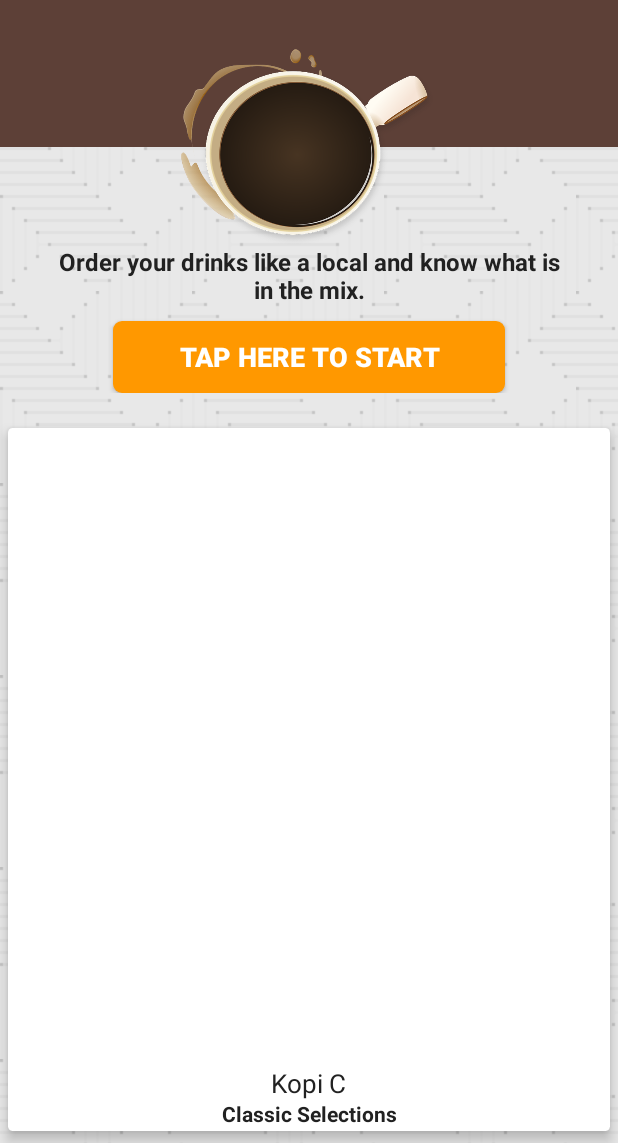
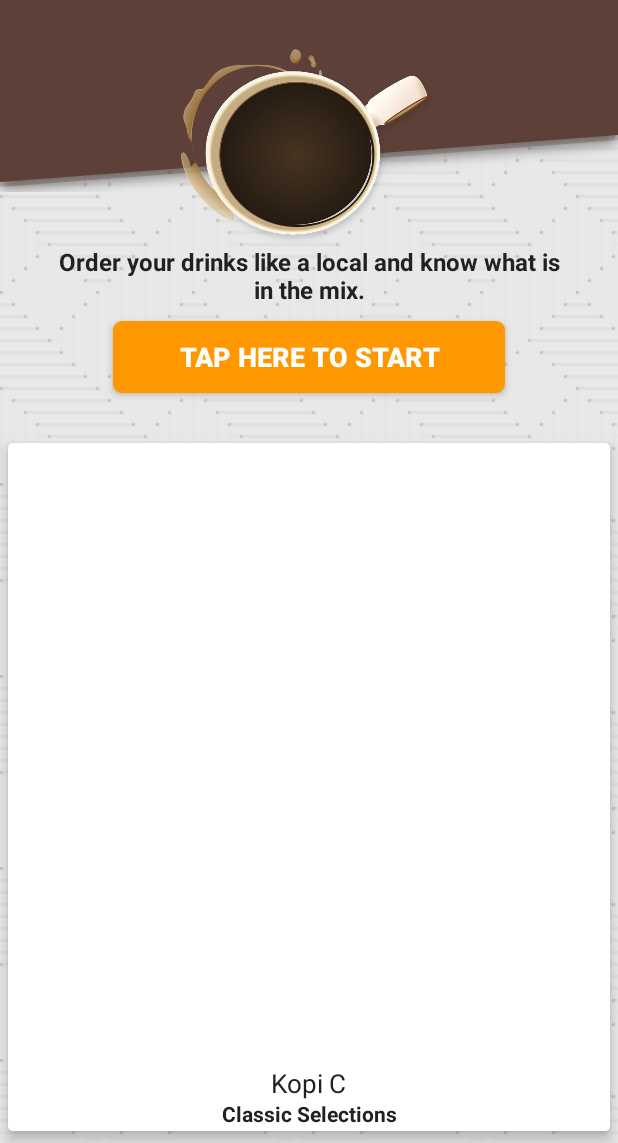
Before and after one commit to bundeeteddee/KopiAddict, an Android app: the layout fragment_dashboard.xml on its own in the app's theme, with its tools: preview values and no code run, on a phone screen of 412 x 824 dp, the part 93-1236 px from its top. Run offline under Robolectric (Android 15) with nearby library versions, the phone set to English and light mode, and no system bars.

Commit message:
New custom slanted view with different modes, proper transition between fragments

```diff
--- a/app/src/main/java/com/tinytinybites/android/kopiaddict/activity/DrinkControlNavigation.java
+++ b/app/src/main/java/com/tinytinybites/android/kopiaddict/activity/DrinkControlNavigation.java
@@ -1,5 +1,6 @@
 package com.tinytinybites.android.kopiaddict.activity;
 
+import android.support.v4.app.Fragment;
 import android.view.View;
 
 /**
@@ -8,8 +9,8 @@ import android.view.View;
 
 public interface DrinkControlNavigation {
 
-    void OnShowDrinkDetails(String drinkId, View topPanel, View background);
-    void OnStartDrinkMaking(View background);
+    void OnShowDrinkDetails(Fragment originFragment, String drinkId, View topPanel);
+    void OnStartDrinkMaking(Fragment originFragment, View topPanel);
     void OnBackPressed();
 
 }
--- a/app/src/main/java/com/tinytinybites/android/kopiaddict/fragment/DrinkMakerFragment.java
+++ b/app/src/main/java/com/tinytinybites/android/kopiaddict/fragment/DrinkMakerFragment.java
@@ -290,9 +290,7 @@ public class DrinkMakerFragment extends Fragment implements View.OnClickListener
                 public void onSuccess() {
                     Log.e(TAG, "onSuccess >>> "+ mDrinkMakerViewModel.getDrink().getId());
                     //Move to details ui
-                    ((DrinkControlNavigation)getActivity()).OnShowDrinkDetails(mDrinkMakerViewModel.getDrink().getId(),
-                            null,
-                            mBinding.mainBackground);
+                    ((DrinkControlNavigation)getActivity()).OnShowDrinkDetails(DrinkMakerFragment.this, mDrinkMakerViewModel.getDrink().getId(), null);
                 }
             }, new Realm.Transaction.OnError() {
                 @Override
--- /dev/null
+++ b/app/src/main/java/com/tinytinybites/android/kopiaddict/view/SlantedView.java
@@ -0,0 +1,161 @@
+package com.tinytinybites.android.kopiaddict.view;
+
+import android.annotation.TargetApi;
+import android.content.Context;
+import android.content.res.TypedArray;
+import android.graphics.Canvas;
+import android.graphics.Color;
+import android.graphics.Paint;
+import android.graphics.Path;
+import android.os.Build;
+import android.support.annotation.ColorInt;
+import android.util.AttributeSet;
+import android.util.DisplayMetrics;
+import android.util.TypedValue;
+import android.view.View;
+
+import com.tinytinybites.android.kopiaddict.R;
+
+/**
+ * Created by bundee on 11/30/16.
+ */
+
+public class SlantedView extends View {
+    //Tag
+    private static final String TAG = SlantedView.class.getSimpleName();
+
+    //MODES Available
+    private static final int MODE_SLANT_DOWN_FILL_TOP = 1;
+    private static final int MODE_SLANT_UP_FILL_TOP = 2;
+    private static final int MODE_SLANT_DOWN_FILL_BOTTOM = 3;
+    private static final int MODE_SLANT_UP_FILL_BOTTOM = 4;
+
+    //Defaults
+    //private static final int DEFAULT_BACKGROUND =
+
+    //Variables
+    private Paint mPaint;
+    private Path mPath;
+    private int mMode;
+    private @ColorInt int mSlantedBackgroundColor;
+    private float mShadowRadius;
+    private @ColorInt int mShadowColor;
+    private float mShadowDy;
+    private float mShadowOffset;
+    private float mSlantRatio;
+
+    public SlantedView(Context context) {
+        super(context);
+    }
+
+    /**
+     * Constructor
+     * @param context
+     * @param attrs
+     */
+    public SlantedView(Context context, AttributeSet attrs) {
+        this(context, attrs, -1);
+    }
+
+    public SlantedView(Context context, AttributeSet attrs, int defStyleAttr) {
+        super(context, attrs, defStyleAttr);
+        init(attrs);
+    }
+
+    @TargetApi(Build.VERSION_CODES.LOLLIPOP)
+    public SlantedView(Context context, AttributeSet attrs, int defStyleAttr, int defStyleRes) {
+        super(context, attrs, defStyleAttr, defStyleRes);
+        init(attrs);
+    }
+
+    /**
+     * Initialize required objects
+     * @param attrs
+     */
+    public void init(AttributeSet attrs) {
+        //Get attributes first
+        TypedArray array = getContext().getTheme().obtainStyledAttributes(
+                attrs,
+                R.styleable.SlantedView,
+                0, 0);
+
+        //Retrieve whatever we can from layout attributes
+        mSlantedBackgroundColor = array.getColor(R.styleable.SlantedView_backgroundColor, Color.TRANSPARENT);
+        mSlantRatio = array.getFraction(R.styleable.SlantedView_slantRatio, 1, 1, 0.5f);
+        if(array.getBoolean(R.styleable.SlantedView_hasShadow, false)){
+            mShadowRadius = array.getFloat(R.styleable.SlantedView_shadowRadius, 0f);
+            mShadowColor = array.getColor(R.styleable.SlantedView_shadowColor, 0x66000000);
+            mShadowDy = array.getFloat(R.styleable.SlantedView_shadowDy, 0f);
+        }
+        mMode = array.getInt(R.styleable.SlantedView_slantMode, MODE_SLANT_DOWN_FILL_TOP);
+        array.recycle();
+
+        //Setup paint object
+        mPaint = new Paint(Paint.ANTI_ALIAS_FLAG);
+        mPaint.setStyle(Paint.Style.FILL_AND_STROKE);
+        mPaint.setColor(mSlantedBackgroundColor);
+
+        //Setup shadow if there is
+        if(mShadowRadius > 0f) {
+            DisplayMetrics dm = getContext().getResources().getDisplayMetrics();
+            mShadowOffset = TypedValue.applyDimension(TypedValue.COMPLEX_UNIT_PX, mShadowRadius, dm);
+            if(mMode == MODE_SLANT_DOWN_FILL_BOTTOM || mMode == MODE_SLANT_UP_FILL_BOTTOM){
+                mPaint.setShadowLayer(mShadowRadius, 0, -Math.abs(mShadowDy), mShadowColor);
+            }else {
+                mPaint.setShadowLayer(mShadowRadius, 0, mShadowDy, mShadowColor);
+            }
+        }
+
+        //Ref: http://stackoverflow.com/a/3723654/377844
+        setLayerType(LAYER_TYPE_SOFTWARE, mPaint);
+
+
+
+    }
+
+    @Override
+    protected void onDraw(Canvas canvas) {
+        int w = getWidth(), h = getHeight();
+
+        mPath = new Path();
+        mPath.setFillType(Path.FillType.EVEN_ODD);
+
+        //Depending on mode, path is different
+        switch (mMode){
+            case MODE_SLANT_DOWN_FILL_BOTTOM:{
+                mPath.moveTo(0, mShadowOffset);
+                mPath.lineTo(0,h);
+                mPath.lineTo(w,h);
+                mPath.lineTo(w,h*(1- mSlantRatio));
+                mPath.close();
+                break;
+            }
+            case MODE_SLANT_DOWN_FILL_TOP:{
+                mPath.moveTo(0,0);
+                mPath.lineTo(0,h * mSlantRatio);
+                mPath.lineTo(w,h - mShadowOffset);
+                mPath.lineTo(w,0);
+                mPath.close();
+                break;
+            }
+            case MODE_SLANT_UP_FILL_BOTTOM:{
+                mPath.moveTo(0,h*(1- mSlantRatio));
+                mPath.lineTo(0,h);
+                mPath.lineTo(w,h);
+                mPath.lineTo(w, mShadowOffset);
+                mPath.close();
+                break;
+            }
+            case MODE_SLANT_UP_FILL_TOP:{
+                mPath.moveTo(0,0);
+                mPath.lineTo(0,h - mShadowOffset);
+                mPath.lineTo(w,h* mSlantRatio);
+                mPath.lineTo(w,0);
+                mPath.close();
+                break;
+            }
+        }
+        canvas.drawPath(mPath, mPaint);
+    }
+
+}
--- a/app/src/main/res/layout/activity_main.xml
+++ b/app/src/main/res/layout/activity_main.xml
@@ -3,8 +3,7 @@
     xmlns:android="http://schemas.android.com/apk/res/android"
     xmlns:tools="http://schemas.android.com/tools">
 
-    <fragment android:id="@+id/fragment"
-              android:name="com.tinytinybites.android.kopiaddict.fragment.DashboardFragment"
+    <FrameLayout android:id="@+id/fragment"
               android:layout_width="match_parent"
               android:layout_height="match_parent"
               tools:layout="@layout/fragment_dashboard"/>
--- a/app/src/main/res/layout/fragment_dashboard.xml
+++ b/app/src/main/res/layout/fragment_dashboard.xml
@@ -14,17 +14,22 @@
         android:id="@+id/main_background"
         android:layout_width="match_parent"
         android:layout_height="match_parent"
-        android:background="@drawable/app_bg_pattern"
-        android:transitionName="@string/transition_background">
+        android:background="@drawable/app_bg_pattern">
 
         <!-- spacer -->
-        <View
+        <com.tinytinybites.android.kopiaddict.view.SlantedView
             android:id="@+id/topPanel"
             android:layout_width="match_parent"
             android:layout_height="@dimen/toolbar_extra_view"
-            android:background="@color/primary_dark"
+            android:elevation="3dp"
             android:layout_alignParentTop="true"
             android:transitionName="@string/transition_top_panel"
+            app:slantMode="slant_up_fill_top"
+            app:backgroundColor="@color/primary_dark"
+            app:hasShadow="true"
+            app:shadowRadius="10"
+            app:shadowDy="5"
+            app:slantRatio="80%"
             />
 
         <!-- Ensure scrollable -->
@@ -33,6 +38,7 @@
             android:layout_width="match_parent"
             android:layout_height="wrap_content"
             android:layout_alignParentTop="true"
+            android:elevation="5dp"
             android:fillViewport="true">
 
             <!-- Single container for scrollview -->
@@ -87,9 +93,12 @@
                         android:layout_height="wrap_content"
                         android:layout_marginLeft="@dimen/dashboard_button_margin_side"
                         android:layout_marginRight="@dimen/dashboard_button_margin_side"
+                        android:layout_marginBottom="10dp"
                         android:text="@string/dashboard_start_button"
                         tools:text="@string/dashboard_start_button"
                         android:textAlignment="center"
+                        android:elevation="3dp"
+                        android:stateListAnimator="@null"
                         android:background="@drawable/ripple"/>
 
                 </LinearLayout>
--- a/app/src/main/res/layout/fragment_drink_maker.xml
+++ b/app/src/main/res/layout/fragment_drink_maker.xml
@@ -14,13 +14,13 @@
         android:id="@+id/main_background"
         android:layout_width="match_parent"
         android:layout_height="match_parent"
-        android:background="@drawable/app_bg_pattern"
-        android:transitionName="@string/transition_background">
+        android:background="@drawable/app_bg_pattern">
 
         <com.tinytinybites.android.kopiaddict.view.WaveView
             android:id="@+id/wave"
             android:layout_width="match_parent"
-            android:layout_height="match_parent"/>
+            android:layout_height="match_parent"
+            android:transitionName="@string/transition_top_panel" />
 
         <android.support.v7.widget.CardView
             android:id="@+id/drink_maker_question_card"
--- a/app/src/main/res/values/dimens.xml
+++ b/app/src/main/res/values/dimens.xml
@@ -5,7 +5,7 @@
     <dimen name="fab_margin">16dp</dimen>
 
     <!-- Dashboard -->
-    <dimen name="toolbar_extra_view">160dp</dimen>
+    <dimen name="toolbar_extra_view">190dp</dimen>
     <dimen name="dashboard_logo_margin">8dp</dimen>
     <dimen name="dashboard_start_block_padding">15dp</dimen>
     <dimen name="dashboard_cup_size">220dp</dimen>
--- a/app/src/main/res/values/styles.xml
+++ b/app/src/main/res/values/styles.xml
@@ -8,6 +8,7 @@
         <item name="colorAccent">@color/accent</item>
         <item name="android:textColorPrimary">@color/primary_text</item>
         <item name="android:textColorSecondary">@color/secondary_text</item>
+        <item name="android:windowContentTransitions">true</item>
     </style>
 
     <style name="AppTheme.NoActionBar">
```
Also changed, not shown: app/src/main/java/com/tinytinybites/android/kopiaddict/activity/MainActivity.java (+39 -33 lines), app/src/main/java/com/tinytinybites/android/kopiaddict/fragment/DashboardFragment.java (+13 -11 lines), app/src/main/res/layout/fragment_drink_detail.xml (+12 -5 lines), app/src/main/res/values/attrs.xml (added, +17 -0 lines).
